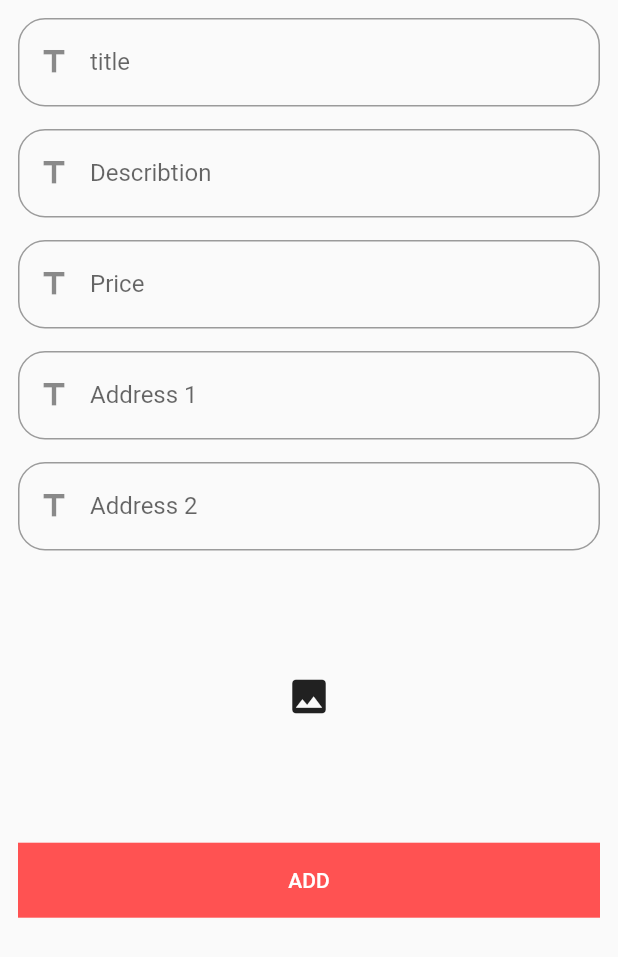
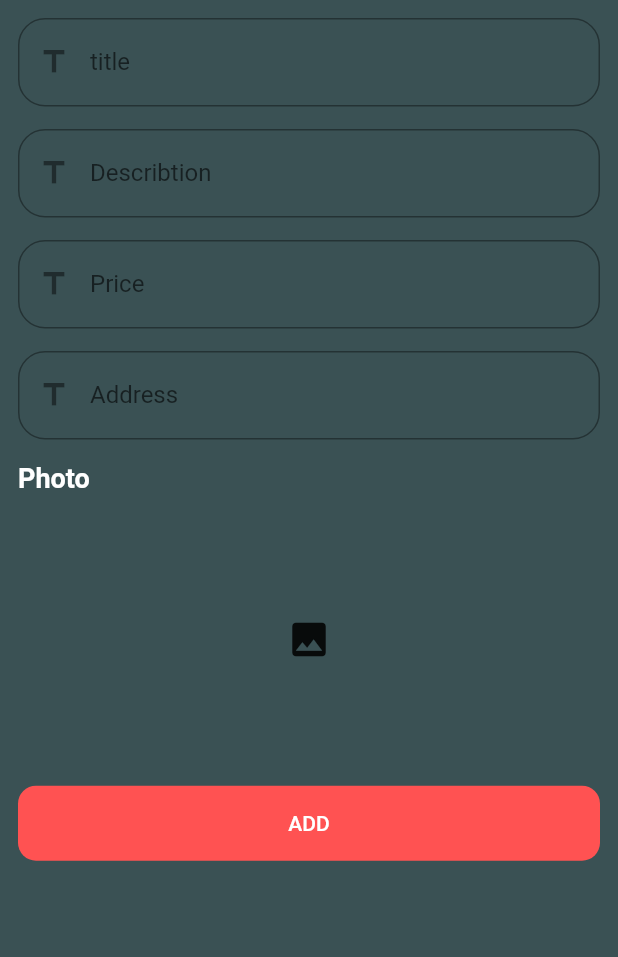
Before and after one commit to mohamedhamouda9879/OnlineAuction, a Flutter app: the AddProductScreen screen opened directly with empty values, on a phone screen of 412 x 824 dp. Shown: the top 957 px of the screen. Run offline on Flutter 3.47's test engine with Material 2 defaults, Android fonts, the phone set to English and light mode, and no system bars; our stand-ins replace bloc, cached_network_image, conditional_builder_rec, contained_tab_bar_view, dio, flutter_advanced_drawer and 10 more; accounts and stored records are empty.

Commit message:
done edits

```diff
--- a/lib/modules/add_product/add.dart
+++ b/lib/modules/add_product/add.dart
@@ -8,6 +8,7 @@ import 'package:onlineauction/modules/add_product/cubit/states.dart';
 import 'package:onlineauction/modules/login/login.dart';
 import 'package:onlineauction/shared/components/components.dart';
 import 'package:onlineauction/shared/components/constants.dart';
+import 'package:onlineauction/shared/styles/colors.dart';
 
 class AddProductScreen extends StatelessWidget {
   var describtionController = TextEditingController();
@@ -28,6 +29,7 @@ class AddProductScreen extends StatelessWidget {
           builder: (context, state) {
             return SafeArea(
               child: Scaffold(
+                backgroundColor: defaultColor,
                 resizeToAvoidBottomInset: false,
                 body: Padding(
                   padding: const EdgeInsets.all(12.0),
@@ -64,17 +66,21 @@ class AddProductScreen extends StatelessWidget {
                           controller: address1Controller,
                           type: TextInputType.name,
                           validate: (String? value) {},
-                          label: 'Address 1',
+                          label: 'Address ',
                           prefix: Icons.title),
                       SizedBox(
                         height: 15,
                       ),
-                      defaultFormField(
-                          controller: address2Controller,
-                          type: TextInputType.name,
-                          validate: (String? value) {},
-                          label: 'Address 2',
-                          prefix: Icons.title),
+                      Container(
+                        alignment: Alignment.topLeft,
+                        child: Text(
+                          'Photo',
+                          style: TextStyle(
+                              color: Colors.white,
+                              fontSize: 18.0,
+                              fontWeight: FontWeight.bold),
+                        ),
+                      ),
                       SizedBox(
                         height: 15,
                       ),
@@ -128,6 +134,7 @@ class AddProductScreen extends StatelessWidget {
                         height: 15,
                       ),
                       defaultButton(
+                          radius: 12.0,
                           function: () async {
                             if (TOKEN != '' && TOKEN != null) {
                               File image;
@@ -142,14 +149,14 @@ class AddProductScreen extends StatelessWidget {
                                 'Price': priceController.text,
                                 'Title': titleController.text,
                                 'Address': address1Controller.text,
-                                'Address': address2Controller.text,
+                                'Address': address1Controller.text,
                                 'Photo': await MultipartFile.fromFile(
                                   AddProductCubit.get(context).image!.path,
                                   filename:
                                       AddProductCubit.get(context).image!.path,
                                 ),
                                 'categories_id': id,
-                                'id': '1',
+                                'id': id,
                               });
 
                               Dio dio = Dio();
--- a/lib/shared/components/constants.dart
+++ b/lib/shared/components/constants.dart
@@ -21,3 +21,5 @@ String? TOKEN = '';
 String TITLE = '';
 String USERID = '';
 String PRODUCTID = '';
+
+String DATE = '';
```
Also changed, not shown: lib/modules/details/cubit/cubit.dart (+17 -0 lines), lib/modules/details/data.dart (+9 -38 lines), lib/modules/details/details.dart (+68 -55 lines).
